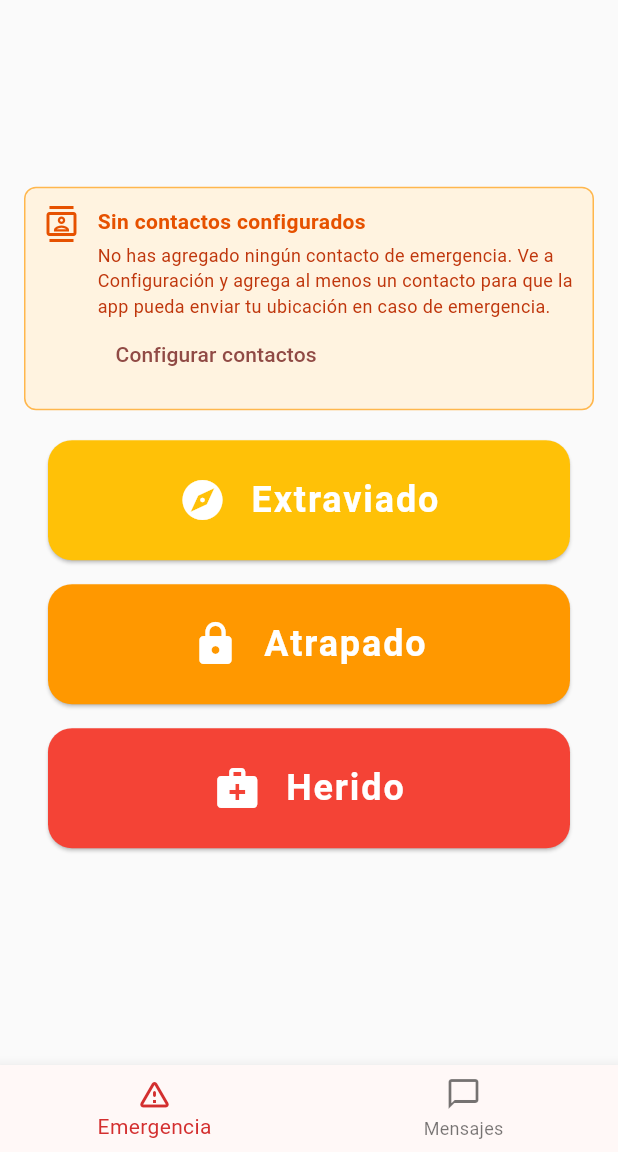
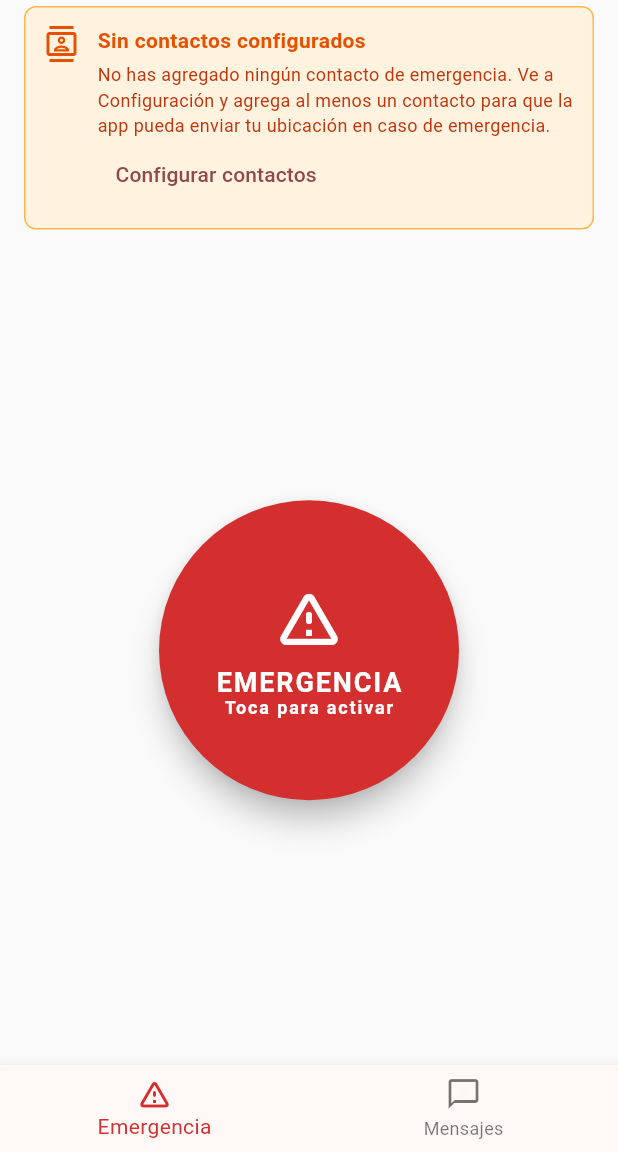
Before and after one commit to jhcoder2024/localizador-movil-emergencia, a Flutter app: the screen it shows after launch, on a phone screen of 412 x 824 dp, the part 84-1236 px from its top. Run offline on Flutter 3.47's test engine with Material 3 defaults, Android fonts, the phone set to English and light mode, and no system bars; our stand-ins replace audioplayers, dio, drift, emoji_picker_flutter, equatable, file_picker and 10 more; missing offline and left inert: flutter_background_service; accounts and stored records are empty; generated files the repository leaves out were written again; project files that could hold a hidden picture were left out.

Commit message:
Ajustes finales v1.2.0: botón único, mensaje genérico, widget con icono, normalización de teléfono
- Botón de emergencia único y centrado (circular, rojo grande)
- Mensaje de emergencia genérico: 'Estoy en peligro'
- Widget con icono de alerta (ic_dialog_alert) en lugar de texto
- Normalización de número al guardar contactos (formato internacional)
- Eliminado widget de conversaciones (no prioritario)
- Eliminada funcionalidad de activación automática desde widget
- MainProvider vuelto a factory en DI
- Limpieza de código de pruebas de widget

```diff
--- a/lib/domain/entities/tipo_emergencia.dart
+++ b/lib/domain/entities/tipo_emergencia.dart
@@ -1,7 +1,5 @@
 enum TipoEmergencia {
-  extraviado('Extraviado', 'EXT', '¡Emergencia! Estoy extraviado, necesito ayuda.'),
-  atrapado('Atrapado', 'ATR', '¡Emergencia! Estoy atrapado, necesito ayuda.'),
-  herido('Herido', 'HER', '¡Emergencia! Estoy herido, necesito ayuda médica urgente.');
+  extraviado('Emergencia', 'EMG', '¡Emergencia! Estoy en peligro, necesito ayuda.');
 
   final String displayName;
   final String codigo;
@@ -10,6 +8,6 @@ enum TipoEmergencia {
   const TipoEmergencia(this.displayName, this.codigo, this.mensajeBase);
 
   String construirMensaje(double latitud, double longitud) {
-    return '$mensajeBase geo:$latitud,$longitud';
+    return '$mensajeBase $latitud, $longitud';
   }
 }
--- a/lib/presentation/screens/main_screen.dart
+++ b/lib/presentation/screens/main_screen.dart
@@ -3,7 +3,6 @@ import 'package:provider/provider.dart';
 import 'package:go_router/go_router.dart';
 import 'package:localizador_movil_emergencia/domain/entities/tipo_emergencia.dart';
 import 'package:localizador_movil_emergencia/presentation/providers/main_provider.dart';
-import 'package:localizador_movil_emergencia/presentation/widgets/emergency_button.dart';
 import 'package:localizador_movil_emergencia/presentation/widgets/emergency_active_banner.dart';
 import 'package:localizador_movil_emergencia/core/utils/permission_utils.dart';
 import 'package:localizador_movil_emergencia/presentation/widgets/confirmation_dialog.dart';
@@ -40,50 +39,14 @@ class _MainScreenState extends State<MainScreen> {
           ),
           body: Stack(
             children: [
-              Column(
+              Center(
+                child: Column(
                   mainAxisAlignment: MainAxisAlignment.center,
                   children: [
                     if (provider.estado.activa)
                       EmergencyActiveBanner(
                         estado: provider.estado,
                         onCancel: () => provider.cancelarEmergenciaActual(),
-                    ),
-                  if (provider.estado.activa)
-                    Container(
-                      width: double.infinity,
-                      margin: const EdgeInsets.symmetric(horizontal: 16, vertical: 8),
-                      padding: const EdgeInsets.all(16),
-                      decoration: BoxDecoration(
-                        color: const Color(0xFFFFF3E0),
-                        borderRadius: BorderRadius.circular(12),
-                        border: Border.all(color: const Color(0xFFFF9800), width: 2),
-                      ),
-                      child: Column(
-                        children: [
-                          const Icon(Icons.sms, size: 32, color: Color(0xFFE65100)),
-                          const SizedBox(height: 8),
-                          const Text(
-                            '📱 ENVIANDO UBICACIÓN POR SMS',
-                            style: TextStyle(
-                              fontWeight: FontWeight.bold,
-                              fontSize: 14,
-                              color: Color(0xFFE65100),
-                            ),
-                            textAlign: TextAlign.center,
-                          ),
-                          const SizedBox(height: 8),
-                          Text(
-                            'Se abrirá la app de SMS con el mensaje listo.\n'
-                            'Toca "Enviar" para notificar a tus contactos.',
-                            style: TextStyle(
-                              fontSize: 13,
-                              color: Colors.orange[900],
-                            ),
-                            textAlign: TextAlign.center,
-                          ),
-
-                        ],
-                      ),
                       ),
                     if (provider.ubicacionDenegada)
                       _buildWarningBanner(
@@ -117,29 +80,42 @@ class _MainScreenState extends State<MainScreen> {
                           child: const Text('Configurar contactos'),
                         ),
                       ),
-                  if (provider.ubicacionDenegada || provider.contactosFaltantes)
-                    const SizedBox(height: 16),
-                  EmergencyButton(
-                    tipo: TipoEmergencia.extraviado,
-                    onPressed: () =>
-                        provider.solicitarConfirmacion(TipoEmergencia.extraviado),
-                    enabled: !provider.estado.activa,
+                    const Spacer(),
+                    SizedBox(
+                      width: 200,
+                      height: 200,
+                      child: ElevatedButton(
+                        onPressed: provider.estado.activa
+                            ? null
+                            : () => provider.solicitarConfirmacion(
+                                TipoEmergencia.extraviado),
+                        style: ElevatedButton.styleFrom(
+                          backgroundColor: const Color(0xFFD32F2F),
+                          foregroundColor: Colors.white,
+                          shape: const CircleBorder(),
+                          elevation: 8,
                         ),
-                  const SizedBox(height: 16),
-                  EmergencyButton(
-                    tipo: TipoEmergencia.atrapado,
-                    onPressed: () =>
-                        provider.solicitarConfirmacion(TipoEmergencia.atrapado),
-                    enabled: !provider.estado.activa,
+                        child: const Column(
+                          mainAxisAlignment: MainAxisAlignment.center,
+                          children: [
+                            Icon(Icons.warning_amber_rounded, size: 48),
+                            SizedBox(height: 8),
+                            Text(
+                              'EMERGENCIA',
+                              style: TextStyle(
+                                fontSize: 18,
+                                fontWeight: FontWeight.bold,
                               ),
-                  const SizedBox(height: 16),
-                  EmergencyButton(
-                    tipo: TipoEmergencia.herido,
-                    onPressed: () =>
-                        provider.solicitarConfirmacion(TipoEmergencia.herido),
-                    enabled: !provider.estado.activa,
                             ),
-                  const SizedBox(height: 24),
+                            Text(
+                              'Toca para activar',
+                              style: TextStyle(fontSize: 12),
+                            ),
+                          ],
+                        ),
+                      ),
+                    ),
+                    const Spacer(),
                     if (provider.cargando)
                       const CircularProgressIndicator(),
                     if (provider.error != null)
@@ -159,6 +135,7 @@ class _MainScreenState extends State<MainScreen> {
                         ),
                       ),
                   ],
+                ),
               ),
               if (provider.mostrarDialogo && provider.tipoPendiente != null)
                 ConfirmationDialog(
--- a/lib/presentation/widgets/emergency_button.dart
+++ b/lib/presentation/widgets/emergency_button.dart
@@ -22,25 +22,11 @@ class _EmergencyButtonState extends State<EmergencyButton> {
   bool _isPressed = false;
 
   Color _getColor() {
-    switch (widget.tipo) {
-      case TipoEmergencia.extraviado:
-        return const Color(0xFFFFC107);
-      case TipoEmergencia.atrapado:
-        return const Color(0xFFFF9800);
-      case TipoEmergencia.herido:
-        return const Color(0xFFF44336);
-    }
+    return const Color(0xFFD32F2F);
   }
 
   IconData _getIcon() {
-    switch (widget.tipo) {
-      case TipoEmergencia.extraviado:
-        return Icons.explore;
-      case TipoEmergencia.atrapado:
-        return Icons.lock;
-      case TipoEmergencia.herido:
-        return Icons.medical_services;
-    }
+    return Icons.warning_amber_rounded;
   }
 
   void _handlePress() {
```
Also changed, not shown: lib/presentation/screens/home_screen.dart (+34 -1 lines), lib/presentation/screens/splash_screen.dart (+11 -3 lines), 5 other files. Lines whose indentation alone changed are shown as unchanged.
